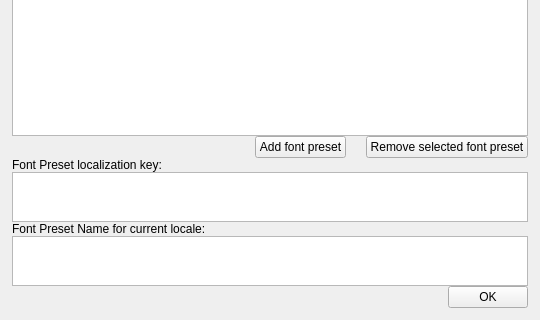
xaoctech/dava.engine, file Tools/UIEditor/UI/localizationfontseditordialog.ui: the form before one commit; both pictures show x 0 to 540 and y 219 to 539 of the 540 by 539 pixel window.
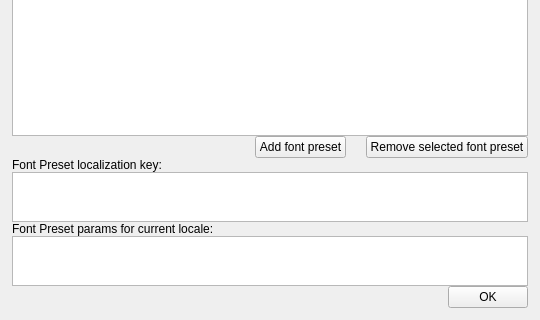
The form after the commit.

Commit message: DF-3435 added property FontPreset to metadata, known issue: changing preset does not update font and size on properties pane

```diff
--- a/Tools/UIEditor/UI/localizationfontseditordialog.ui
+++ b/Tools/UIEditor/UI/localizationfontseditordialog.ui
@@ -196,7 +196,7 @@
           </size>
          </property>
          <property name="text">
-          <string>Font Preset Name for current locale:</string>
+          <string>Font Preset params for current locale:</string>
          </property>
         </widget>
        </item>
```
The commit also changes 9 other files.
